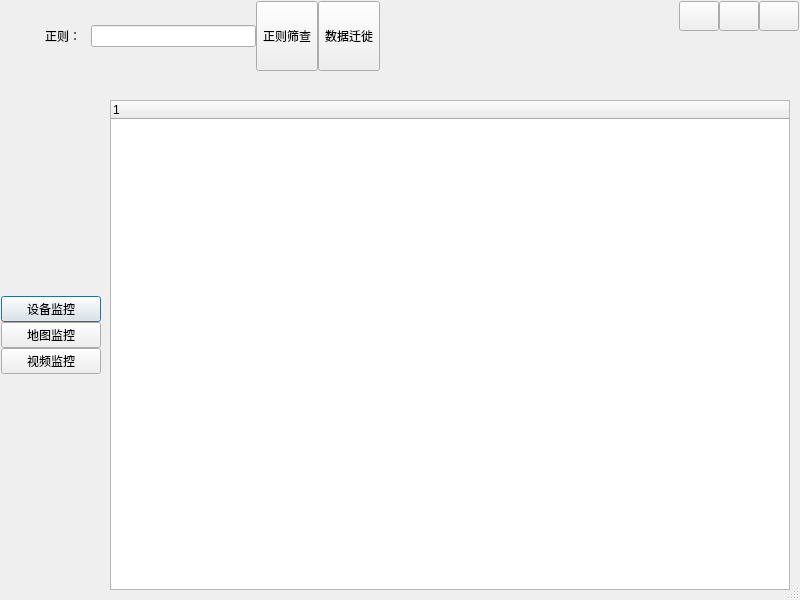
First picture: the form in demo/uidemo2.ui, repository jieche/QT_GUI, before the edit.
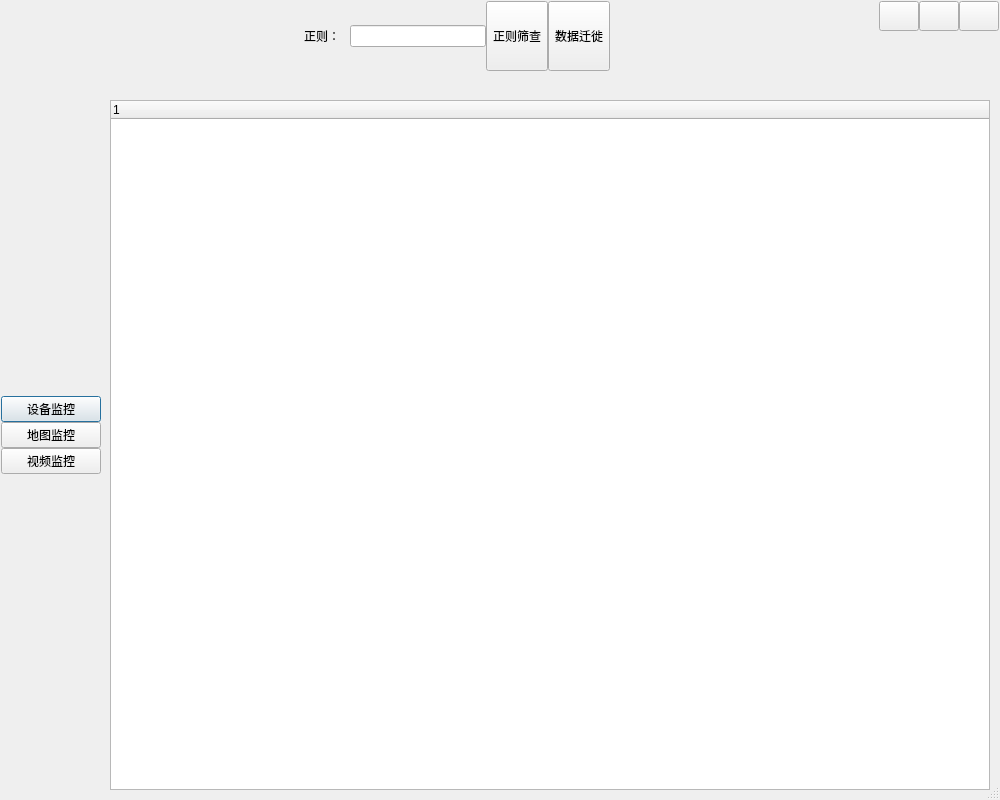
Second picture: the form after the edit. Icons and pictures are not drawn.

Commit message: 正则过滤文件夹

Patch:
```diff
--- a/demo/uidemo2.ui
+++ b/demo/uidemo2.ui
@@ -6,8 +6,8 @@
    <rect>
     <x>0</x>
     <y>0</y>
-    <width>800</width>
-    <height>600</height>
+    <width>1000</width>
+    <height>800</height>
    </rect>
   </property>
   <property name="windowTitle">
@@ -162,6 +162,19 @@
         </property>
        </widget>
       </item>
+      <item>
+       <spacer name="horizontalSpacer_2">
+        <property name="orientation">
+         <enum>Qt::Horizontal</enum>
+        </property>
+        <property name="sizeHint" stdset="0">
+         <size>
+          <width>40</width>
+          <height>20</height>
+         </size>
+        </property>
+       </spacer>
+      </item>
       <item>
        <widget class="QLabel" name="label_2">
         <property name="text">
```
The commit also changes 2 other files.
